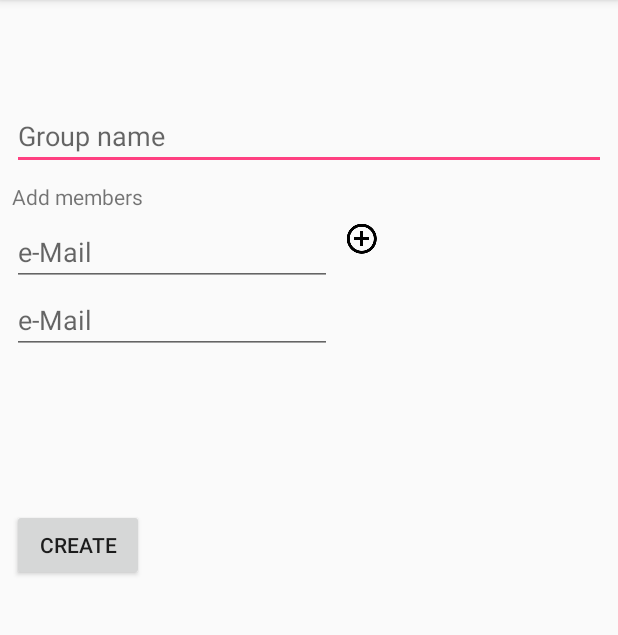
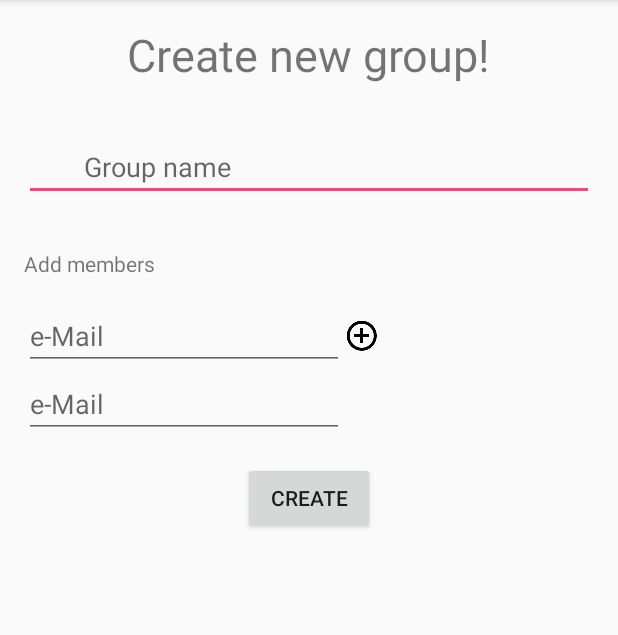
Before and after one commit to leocristini/condividiFacile, an Android app: the AddGroupActivity screen opened directly, with no data from a screen before it, after a tap on an icon or button, on a phone screen of 412 x 824 dp, the part 84-719 px from its top. Run offline under Robolectric (Android 15) with nearby library versions, the phone set to English and light mode, and no system bars; our stand-ins replace Firebase (no records; nobody signed in at launch, a user with empty details on screens opened directly).

Commit message:
ui upgrade for AddGroup

```diff
--- a/app/src/main/java/io/condividifacile/AddGroupActivity.java
+++ b/app/src/main/java/io/condividifacile/AddGroupActivity.java
@@ -1,8 +1,7 @@
 package io.condividifacile;
 
+import android.os.Bundle;
 import android.support.v7.app.AppCompatActivity;
-import android.os.Bundle;
-import android.text.Editable;
 import android.util.Log;
 import android.view.View;
 import android.view.ViewGroup;
@@ -17,7 +16,6 @@ import com.google.firebase.database.DatabaseReference;
 import com.google.firebase.database.FirebaseDatabase;
 
 import java.util.ArrayList;
-import java.util.List;
 
 public class AddGroupActivity extends AppCompatActivity {
 
@@ -57,7 +55,7 @@ public class AddGroupActivity extends AppCompatActivity {
 
     }
 
-    void createGroup(){
+    private void createGroup(){
 
         EditText gorupName = (EditText) findViewById(R.id.group_name);
         String groupName = gorupName.getText().toString();
@@ -88,14 +86,19 @@ public class AddGroupActivity extends AppCompatActivity {
     }
 
     void addMoreUsers(){
-        LinearLayout ll = (LinearLayout)findViewById(R.id.add_users_layout);
-        EditText et = new EditText(this);
-        LinearLayout.LayoutParams p = new LinearLayout.LayoutParams(ViewGroup.LayoutParams.MATCH_PARENT, ViewGroup.LayoutParams.WRAP_CONTENT);
-        et.setLayoutParams(p);
-        et.setHint("e-Mail");
-        et.setId(numberOfLines + 1);
-        ll.addView(et,numberOfLines);
-        numberOfLines++;
+
+        if(numberOfLines < 5) {
+            LinearLayout ll = (LinearLayout) findViewById(R.id.add_users_layout);
+            EditText et = new EditText(this);
+            LinearLayout.LayoutParams p = new LinearLayout.LayoutParams(ViewGroup.LayoutParams.WRAP_CONTENT, ViewGroup.LayoutParams.WRAP_CONTENT);
+            et.setLayoutParams(p);
+
+            et.setEms(10);
+            et.setHint("e-Mail");
+            et.setId(numberOfLines + 1);
+            ll.addView(et);
+            numberOfLines++;
+        }
     }
 
 }
--- a/app/src/main/res/layout/activity_add_group.xml
+++ b/app/src/main/res/layout/activity_add_group.xml
@@ -1,92 +1,82 @@
 <?xml version="1.0" encoding="utf-8"?>
-<android.support.constraint.ConstraintLayout xmlns:android="http://schemas.android.com/apk/res/android"
+<LinearLayout xmlns:android="http://schemas.android.com/apk/res/android"
     xmlns:app="http://schemas.android.com/apk/res-auto"
     xmlns:tools="http://schemas.android.com/tools"
     android:layout_width="match_parent"
     android:layout_height="match_parent"
+    android:gravity="center_horizontal"
+    android:orientation="vertical"
     tools:context="io.condividifacile.AddGroupActivity">
+
+    <TextView
+        android:layout_width="wrap_content"
+        android:layout_height="wrap_content"
+        android:text="Create new group!"
+        android:textSize="@dimen/slide_title"
+        android:layout_margin="@dimen/activity_horizontal_margin"/>
 
     <EditText
         android:id="@+id/group_name"
         android:layout_width="match_parent"
         android:layout_height="wrap_content"
-        android:layout_marginEnd="8dp"
-        android:layout_marginLeft="8dp"
-        android:layout_marginRight="8dp"
-        android:layout_marginStart="8dp"
-        android:layout_marginTop="68dp"
+        android:layout_margin="@dimen/activity_horizontal_margin"
+        android:paddingLeft="@dimen/desc_padding"
+        android:paddingRight="@dimen/desc_padding"
         android:ems="10"
-        android:hint="Group name"
-        android:inputType="textPersonName"
-        app:layout_constraintHorizontal_bias="0.0"
-        app:layout_constraintLeft_toLeftOf="parent"
-        app:layout_constraintRight_toRightOf="parent"
-        app:layout_constraintTop_toTopOf="parent" />
+        android:hint="Group name" />
+
+    <TextView
+        android:id="@+id/add_membersTV"
+        android:layout_margin="@dimen/activity_horizontal_margin"
+        android:layout_gravity="left"
+        android:layout_width="wrap_content"
+        android:layout_height="wrap_content"
+        android:text="Add members" />
+
+    <LinearLayout
+        android:layout_width="match_parent"
+        android:layout_height="wrap_content"
+        android:orientation="horizontal"
+        android:layout_marginLeft="@dimen/activity_horizontal_margin"
+        android:layout_marginRight="@dimen/activity_horizontal_margin">
+
+
+        <EditText
+            android:id="@+id/add_user"
+            android:layout_width="wrap_content"
+            android:layout_height="wrap_content"
+            android:ems="10"
+            android:hint="e-Mail"
+            android:inputType="textEmailAddress" />
+
+        <ImageView
+            android:id="@+id/add_user_button"
+            android:layout_width="wrap_content"
+            android:layout_height="match_parent"
+            android:src="@drawable/ic_add_circle_outline_black_24dp" />
+
+    </LinearLayout>
+
+    <LinearLayout
+        android:id="@+id/add_users_layout"
+        android:layout_width="match_parent"
+        android:layout_height="wrap_content"
+        android:layout_marginLeft="@dimen/activity_horizontal_margin"
+        android:layout_marginRight="@dimen/activity_horizontal_margin"
+        android:orientation="vertical"
+        android:gravity="bottom">
+
+
+
+     </LinearLayout>
+
+
 
     <Button
         android:id="@+id/create_group"
         android:layout_width="wrap_content"
         android:layout_height="wrap_content"
-        android:text="Create"
-        android:onClick="createGroup"
-        android:layout_marginRight="8dp"
-        app:layout_constraintRight_toRightOf="parent"
-        android:layout_marginLeft="8dp"
-        app:layout_constraintLeft_toLeftOf="parent"
-        android:layout_marginStart="8dp"
-        android:layout_marginEnd="8dp"
-        android:layout_marginTop="0dp"
-        app:layout_constraintTop_toBottomOf="@+id/add_users_layout"
-        app:layout_constraintHorizontal_bias="0.0" />
+        android:layout_margin="@dimen/activity_horizontal_margin"
+        android:text="Create" />
 
-    <TextView
-        android:id="@+id/textView2"
-        android:layout_width="wrap_content"
-        android:layout_height="wrap_content"
-        android:text="Add members"
-        android:layout_marginTop="8dp"
-        app:layout_constraintTop_toBottomOf="@+id/group_name"
-        android:layout_marginLeft="8dp"
-        app:layout_constraintLeft_toLeftOf="parent"
-        android:layout_marginStart="8dp" />
-
-    <LinearLayout
-        android:id="@+id/add_users_layout"
-        android:layout_width="0dp"
-        android:layout_height="200dp"
-        android:layout_marginTop="-1dp"
-        android:orientation="vertical"
-        app:layout_constraintTop_toBottomOf="@+id/textView2"
-        android:layout_marginLeft="8dp"
-        app:layout_constraintLeft_toLeftOf="parent">
-
-        <EditText
-            android:id="@+id/add_user"
-            android:layout_width="match_parent"
-            android:layout_height="wrap_content"
-            android:layout_marginTop="6dp"
-            android:ems="10"
-            android:hint="e-Mail"
-            android:inputType="textEmailAddress"
-            app:layout_constraintLeft_toLeftOf="parent"
-            app:layout_constraintTop_toBottomOf="@+id/textView2" />
-
-    </LinearLayout>
-
-    <ImageView
-        android:id="@+id/add_user_button"
-        android:layout_width="wrap_content"
-        android:layout_height="wrap_content"
-        android:layout_marginEnd="8dp"
-        android:layout_marginLeft="8dp"
-        android:layout_marginRight="8dp"
-        android:layout_marginStart="8dp"
-        android:layout_marginTop="147dp"
-        android:layout_weight="1"
-        android:src="@drawable/ic_add_circle_outline_black_24dp"
-        app:layout_constraintHorizontal_bias="0.0"
-        app:layout_constraintLeft_toRightOf="@+id/add_users_layout"
-        app:layout_constraintRight_toRightOf="parent"
-        app:layout_constraintTop_toTopOf="parent" />
-
-</android.support.constraint.ConstraintLayout>
+</LinearLayout>
```
